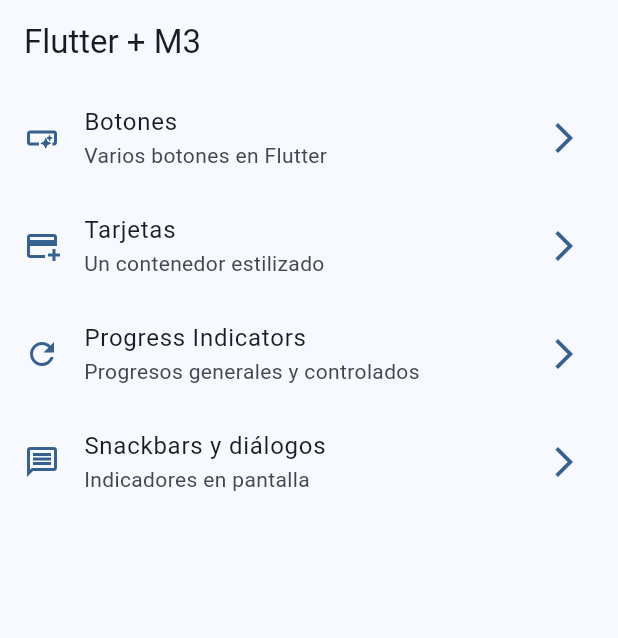
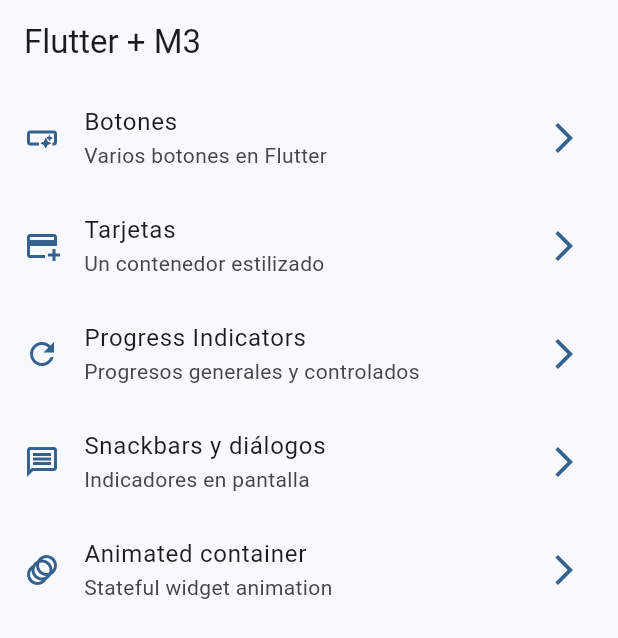
Before and after one commit to cr7kawai/oars_widget_app, a Flutter app: the screen it shows after launch, on a phone screen of 412 x 824 dp. Shown: the top 638 px of the screen. Run offline on Flutter 3.47's test engine with Material 3 defaults, Android fonts, the phone set to English and light mode, and no system bars; our stand-ins replace go_router.

Commit message:
Animated Container

```diff
--- a/lib/config/menu/menu_item.dart
+++ b/lib/config/menu/menu_item.dart
@@ -34,4 +34,10 @@
       link: '/snackbar',
       icon: Icons.message_outlined
     ),
+    MenuItem(
+      title: 'Animated container',
+      subTitle: 'Stateful widget animation',
+      link: '/animated',
+      icon: Icons.animation
+    ),
   ];
--- a/lib/config/router/app_router.dart
+++ b/lib/config/router/app_router.dart
@@ -24,5 +24,10 @@
       path: '/snackbar',
       builder: (context, state) => const SnackBarScreen(),
     ),
+    GoRoute(
+      path: '/animated',
+      name: AnimatedScreen.name,
+      builder: (context, state) => const AnimatedScreen(),
+    ),
   ]
   );
--- a/lib/presentation/screens/progress/progress_screen.dart
+++ b/lib/presentation/screens/progress/progress_screen.dart
@@ -1,5 +1,4 @@
 import 'package:flutter/material.dart';
-import 'package:flutter/widgets.dart';
 
 class ProgresScreen extends StatelessWidget {
   const ProgresScreen({super.key});
```
Also changed, not shown: lib/presentation/screens/animated/animated_screen.dart (+57 -2 lines), lib/presentation/screens/snackbar/snackbar_screen.dart (+25 -2 lines).
